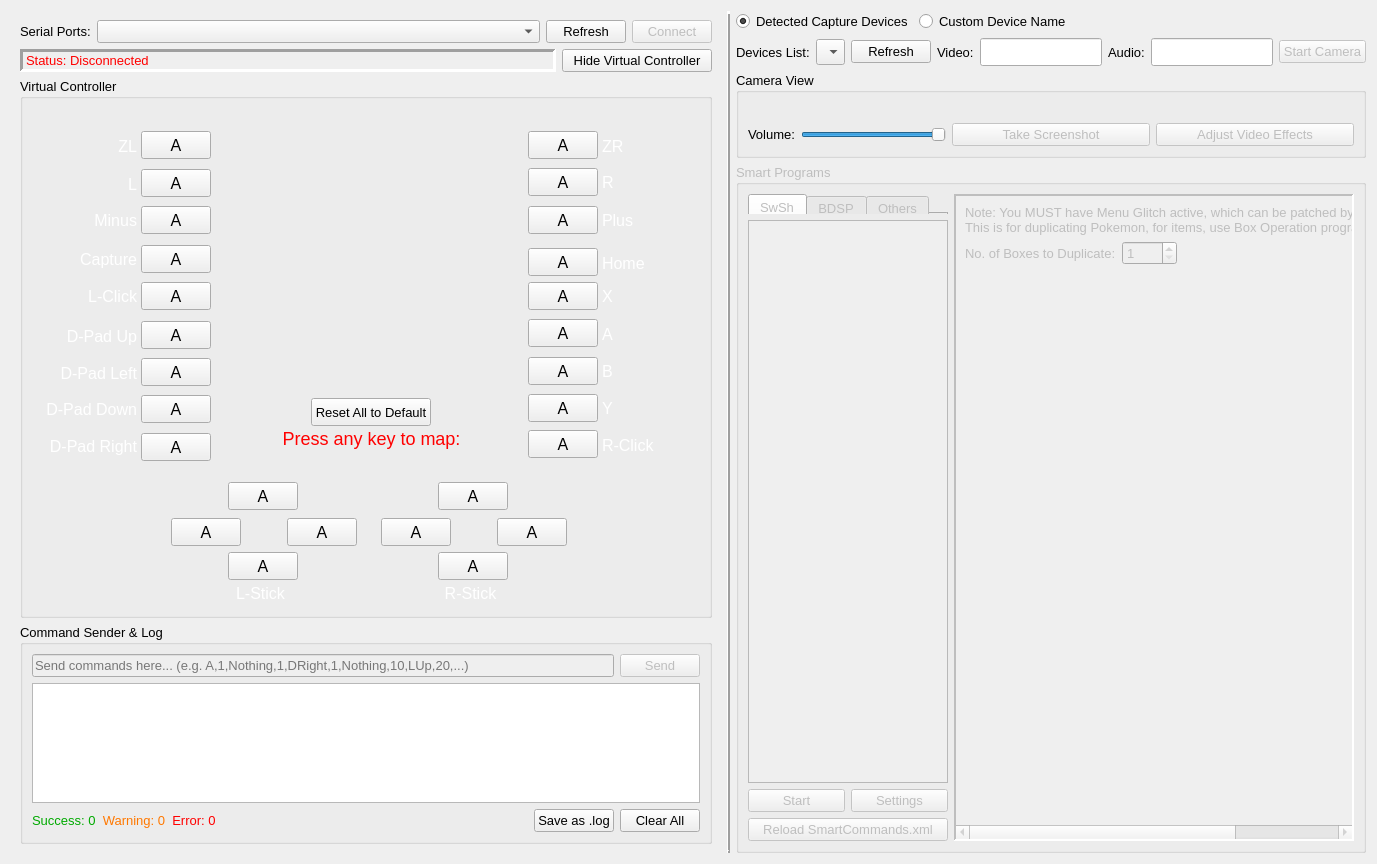
Qt form remotecontrollerwindow.ui (brianuuu/AutoControllerHelper) before a commit.
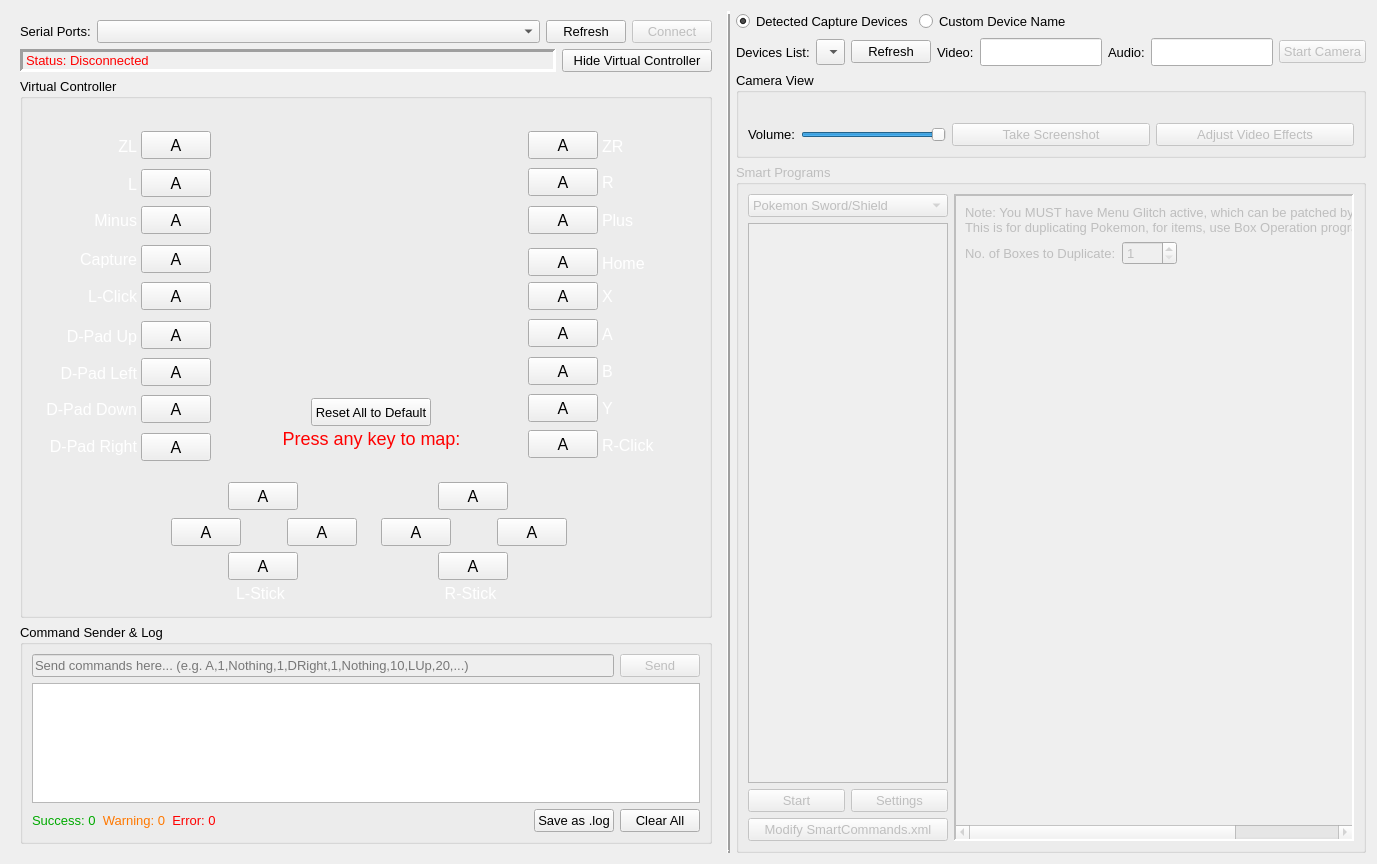
The same form after that commit. The open tabs and pages were chosen to show the change. Icons and pictures are not drawn. Custom widgets are drawn as their Qt base class.

Commit message: Change game tabs to combo box

What changed in the file:
```diff
--- a/remotecontrollerwindow.ui
+++ b/remotecontrollerwindow.ui
@@ -1592,37 +1592,27 @@
           <item>
            <layout class="QVBoxLayout" name="verticalLayout_6">
             <item>
-             <widget class="QTabWidget" name="TW_SmartProgram">
-              <property name="minimumSize">
-               <size>
-                <width>0</width>
-                <height>20</height>
-               </size>
-              </property>
-              <property name="maximumSize">
-               <size>
-                <width>16777215</width>
-                <height>20</height>
-               </size>
-              </property>
-              <property name="currentIndex">
-               <number>0</number>
-              </property>
-              <widget class="QWidget" name="tab">
-               <attribute name="title">
-                <string>SwSh</string>
-               </attribute>
-              </widget>
-              <widget class="QWidget" name="tab_2">
-               <attribute name="title">
-                <string>BDSP</string>
-               </attribute>
-              </widget>
-              <widget class="QWidget" name="tab_3">
-               <attribute name="title">
+             <widget class="QComboBox" name="CB_SmartProgram">
+              <item>
+               <property name="text">
+                <string>Pokemon Sword/Shield</string>
+               </property>
+              </item>
+              <item>
+               <property name="text">
+                <string>Pokemon BDSP</string>
+               </property>
+              </item>
+              <item>
+               <property name="text">
+                <string>Pokemon Legends: Arceus</string>
+               </property>
+              </item>
+              <item>
+               <property name="text">
                 <string>Others</string>
-               </attribute>
-              </widget>
+               </property>
+              </item>
              </widget>
             </item>
             <item>
@@ -1671,7 +1661,7 @@
             <item>
              <widget class="QPushButton" name="PB_ReloadSmartCommands">
               <property name="text">
-               <string>Reload SmartCommands.xml</string>
+               <string>Modify SmartCommands.xml</string>
               </property>
              </widget>
             </item>
```
Left out of the diff: 6 changed lines with no effect on the pictures. The commit also changes 7 other files.
